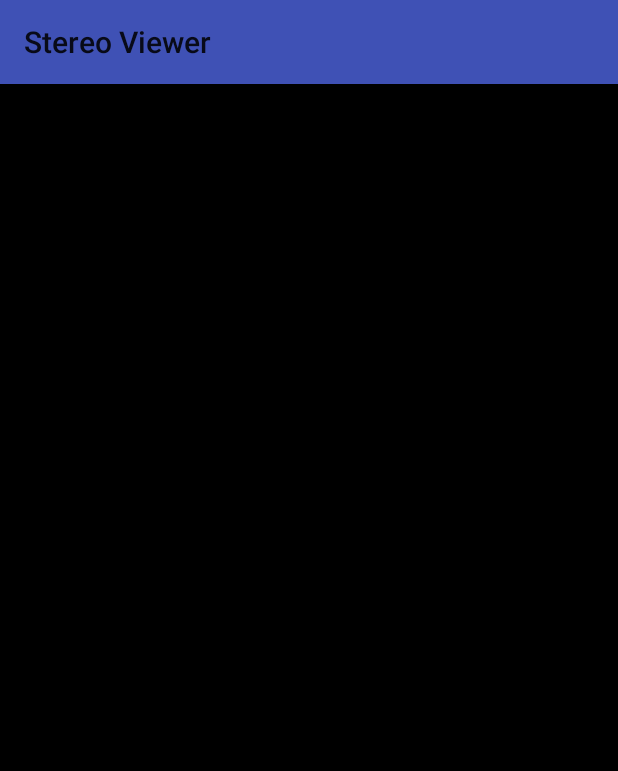
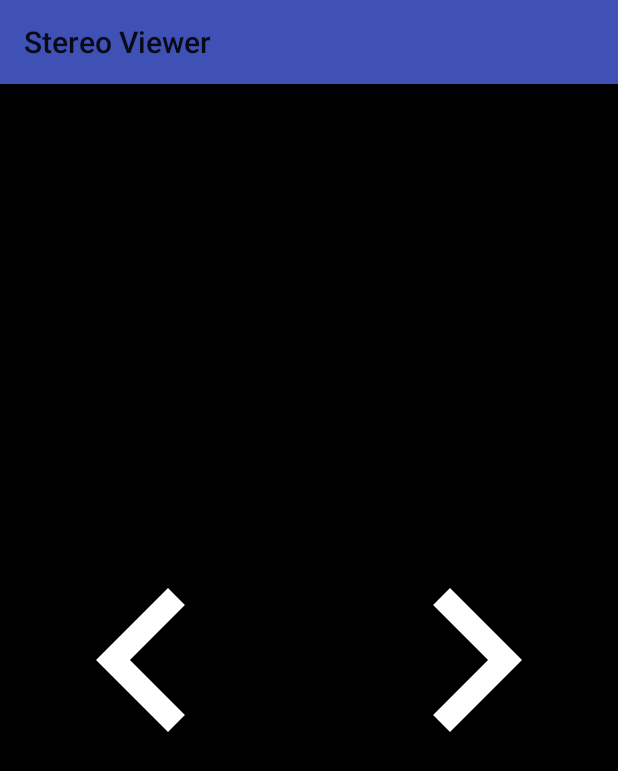
Before and after one commit to ribbons/StereoViewer, an Android app: the layout activity_view.xml on its own in the app's theme, with its tools: preview values and no code run, on a phone screen of 412 x 824 dp. Shown: the top 771 px of the screen. Run offline under Robolectric (Android 15) with nearby library versions, the phone set to English and light mode, and no system bars.

Commit message:
Allow viewing images within a folder
Add the option of selecting a whole folder of images at once and
navigating through them with left and right arrows on screen (made
invisible at the same time as the rest of the viewing UI, but can still
be clicked).

```diff
--- /dev/null
+++ b/app/src/main/res/drawable/ic_chevron_left_black_192dp.xml
@@ -0,0 +1,9 @@
+<vector xmlns:android="http://schemas.android.com/apk/res/android"
+        android:width="192dp"
+        android:height="192dp"
+        android:viewportWidth="24.0"
+        android:viewportHeight="24.0">
+    <path
+        android:fillColor="#FF000000"
+        android:pathData="M15.41,7.41L14,6l-6,6 6,6 1.41,-1.41L10.83,12z"/>
+</vector>
--- /dev/null
+++ b/app/src/main/res/drawable/ic_chevron_right_black_192dp.xml
@@ -0,0 +1,9 @@
+<vector xmlns:android="http://schemas.android.com/apk/res/android"
+        android:width="192dp"
+        android:height="192dp"
+        android:viewportWidth="24.0"
+        android:viewportHeight="24.0">
+    <path
+        android:fillColor="#FF000000"
+        android:pathData="M10,6L8.59,7.41 13.17,12l-4.58,4.59L10,18l6,-6z"/>
+</vector>
--- a/app/src/main/res/layout/activity_view.xml
+++ b/app/src/main/res/layout/activity_view.xml
@@ -6,22 +6,54 @@
     android:keepScreenOn="true"
     tools:context="com.nerdoftheherd.stereoviewer.activities.ViewActivity">
 
+    <FrameLayout
+        android:layout_width="1dp"
+        android:layout_height="match_parent"
+        android:layout_weight="1">
+
         <ImageView
             android:id="@+id/left_image"
-        android:layout_width="0dp"
+            android:layout_width="match_parent"
             android:layout_height="match_parent"
-        android:layout_weight="1"
             android:background="@android:color/black"
-        android:contentDescription="@string/left_image"/>
+            android:contentDescription="@string/left_image" />
+
+        <ImageView
+            android:id="@+id/showPrevious"
+            android:layout_width="wrap_content"
+            android:layout_height="wrap_content"
+            android:layout_gravity="center_vertical|start"
+            android:src="@drawable/ic_chevron_left_black_192dp"
+            android:tint="@android:color/white"
+            android:onClick="showPrevious"
+            android:contentDescription="@string/show_previous_image" />
+    </FrameLayout>
+
     <View
         android:layout_width="1dp"
         android:layout_height="match_parent"
-        android:background="@android:color/black"/>
+        android:background="@android:color/black" />
+
+    <FrameLayout
+        android:layout_width="1dp"
+        android:layout_height="match_parent"
+        android:layout_weight="1">
+
         <ImageView
             android:id="@+id/right_image"
-        android:layout_width="0dp"
+            android:layout_width="match_parent"
             android:layout_height="match_parent"
-        android:layout_weight="1"
             android:background="@android:color/black"
-        android:contentDescription="@string/right_image"/>
+            android:contentDescription="@string/right_image" />
+
+        <ImageView
+            android:id="@+id/showNext"
+            android:layout_width="wrap_content"
+            android:layout_height="wrap_content"
+            android:layout_gravity="center_vertical|end"
+            android:src="@drawable/ic_chevron_right_black_192dp"
+            android:tint="@android:color/white"
+            android:onClick="showNext"
+            android:contentDescription="@string/show_next_image" />
+    </FrameLayout>
 </LinearLayout>
--- a/app/src/main/res/values/strings.xml
+++ b/app/src/main/res/values/strings.xml
@@ -2,5 +2,8 @@
     <string name="app_name">Stereo Viewer</string>
     <string name="left_image">Left Image</string>
     <string name="right_image">Right Image</string>
+    <string name="select_folder">Select Folder</string>
     <string name="select_file">Select File</string>
+    <string name="show_previous_image">Show previous image</string>
+    <string name="show_next_image">Show next image</string>
 </resources>
```
Also changed, not shown: app/src/main/java/com/nerdoftheherd/stereoviewer/activities/MainActivity.java (+42 -1 lines), app/src/main/java/com/nerdoftheherd/stereoviewer/activities/ViewActivity.java (+51 -13 lines), app/src/main/res/layout/activity_main.xml (+9 -2 lines). Lines whose indentation alone changed are shown as unchanged.
